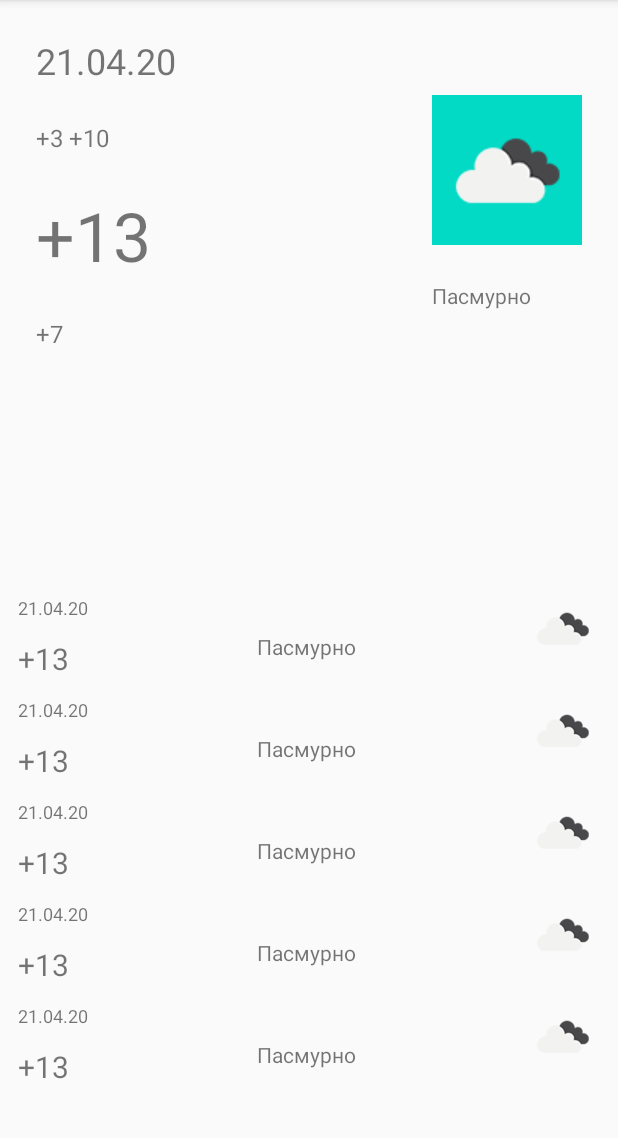
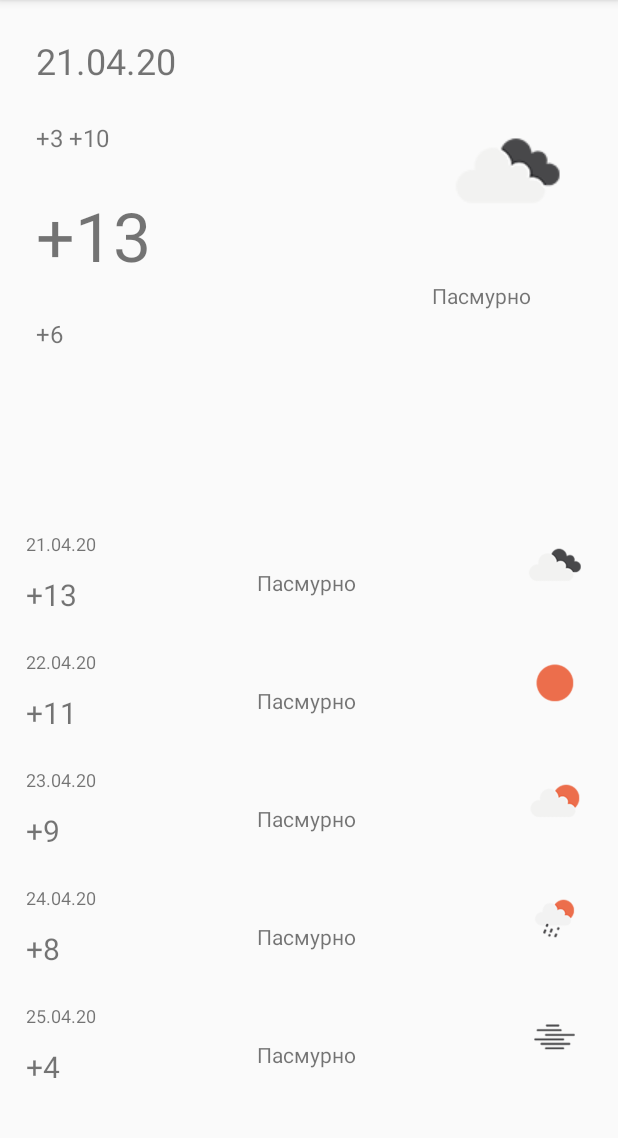
Before and after one commit to maxdexter84/LiteWeather, an Android app: the screen it shows after launch (MainActivity), on a phone screen of 412 x 824 dp, the part 84-1222 px from its top. Run offline under Robolectric (Android 15) with nearby library versions, the phone set to English and light mode, and no system bars.

Commit message:
добавил слушателя на список

```diff
--- a/app/src/main/java/com/maxdexter/liteweather/MainActivity.java
+++ b/app/src/main/java/com/maxdexter/liteweather/MainActivity.java
@@ -3,9 +3,13 @@ package com.maxdexter.liteweather;
 import androidx.appcompat.app.AppCompatActivity;
 import androidx.fragment.app.Fragment;
 import androidx.fragment.app.FragmentManager;
+import androidx.recyclerview.widget.LinearLayoutManager;
+import androidx.recyclerview.widget.RecyclerView;
 
 import android.os.Bundle;
 
+import com.maxdexter.liteweather.adapter.WeatherAdapter;
+import com.maxdexter.liteweather.data.WeatherLab;
 import com.maxdexter.liteweather.fragments.TenDaysWeather;
 import com.maxdexter.liteweather.fragments.TodayWeather;
 
@@ -18,19 +22,22 @@ public class MainActivity extends AppCompatActivity {
         setContentView(R.layout.activity_main);
 
         fragmentTransaction();
+
     }
 
-    private void fragmentTransaction() {
+    public void fragmentTransaction() {
         FragmentManager fm = getSupportFragmentManager();
         Fragment fragment = fm.findFragmentById(R.id.fragment_container_main);
         Fragment listFragment = fm.findFragmentById(R.id.fragment_container_list);
         if(fragment == null){
             fragment = new TodayWeather();
             fm.beginTransaction().add(R.id.fragment_container_main,fragment).commit();
-        }
+        }else fm.beginTransaction().replace(R.id.fragment_container_main,fragment).commit();
         if(listFragment == null){
             listFragment = new TenDaysWeather();
             fm.beginTransaction().add(R.id.fragment_container_list,listFragment).commit();
         }
     }
+
+
 }
--- a/app/src/main/java/com/maxdexter/liteweather/adapter/WeatherAdapter.java
+++ b/app/src/main/java/com/maxdexter/liteweather/adapter/WeatherAdapter.java
@@ -18,23 +18,43 @@ import java.util.List;
 import java.util.Map;
 
 public class WeatherAdapter extends RecyclerView.Adapter<WeatherAdapter.ViewHolder>{
+  private Listener mListener;
+    public interface Listener{
+        void onClick(int position);
+    }
+
+    public void setListener(Listener listener){
+        this.mListener = listener;
+    }
     private List< Weather> sWeatherList;
+
 //Создаем конструтктор адаптера, в который передаем список sWeatherList
     public WeatherAdapter(List<Weather> weatherList){
         this.sWeatherList = weatherList;
     }
     @NonNull
     @Override
-    public WeatherAdapter.ViewHolder onCreateViewHolder(@NonNull ViewGroup parent, int viewType) {
+    public ViewHolder onCreateViewHolder(@NonNull ViewGroup parent, int viewType) {
         //Подключаем представление карточки в список
         View view = LayoutInflater.from(parent.getContext()).inflate(R.layout.weather_card_item,parent,false);
+
         return new ViewHolder(view);
     }
 
     @Override
-    public void onBindViewHolder(@NonNull WeatherAdapter.ViewHolder holder, int position) {
+    public void onBindViewHolder(@NonNull ViewHolder holder, final int position) {
         Weather weather = sWeatherList.get(position);
         holder.bind(weather);
+        View view = holder.itemView;
+        view.setOnClickListener(new View.OnClickListener() {
+            @Override
+            public void onClick(View v) {
+                if(mListener != null){
+                    mListener.onClick(position);
+                }
+            }
+        });
+
     }
 
     @Override
@@ -61,4 +81,6 @@ public class WeatherAdapter extends RecyclerView.Adapter<WeatherAdapter.ViewHold
             itemImageWeather.setImageResource(weather.getImageResourceId());
         }
     }
+
+
 }
--- a/app/src/main/java/com/maxdexter/liteweather/data/WeatherLab.java
+++ b/app/src/main/java/com/maxdexter/liteweather/data/WeatherLab.java
@@ -5,6 +5,7 @@ import com.maxdexter.liteweather.R;
 import java.util.ArrayList;
 
 public class WeatherLab {
+
     private ArrayList<Weather> weatherList;
 
     public ArrayList<Weather> getWeatherList() {
@@ -13,10 +14,10 @@ public class WeatherLab {
 
     public WeatherLab(){
         weatherList = new ArrayList<>();
-        weatherList.add(new Weather("Санкт Петербург","21.04.20","+3","+10","+13","+7", R.drawable.broken_clouds,"Пасмурно"));
-        weatherList.add(new Weather("Санкт Петербург","21.04.20","+3","+10","+13","+7", R.drawable.broken_clouds,"Пасмурно"));
-        weatherList.add(new Weather("Санкт Петербург","21.04.20","+3","+10","+13","+7", R.drawable.broken_clouds,"Пасмурно"));
-        weatherList.add(new Weather("Санкт Петербург","21.04.20","+3","+10","+13","+7", R.drawable.broken_clouds,"Пасмурно"));
-        weatherList.add(new Weather("Санкт Петербург","21.04.20","+3","+10","+13","+7", R.drawable.broken_clouds,"Пасмурно"));
+        weatherList.add(new Weather("Санкт Петербург","21.04.20","+3","+10","+13","+6", R.drawable.broken_clouds,"Пасмурно"));
+        weatherList.add(new Weather("Санкт Петербург","22.04.20","+4","+3","+11","+5", R.drawable.clear_sky,"Пасмурно"));
+        weatherList.add(new Weather("Санкт Петербург","23.04.20","+6","+5","+9","+3", R.drawable.few_clouds,"Пасмурно"));
+        weatherList.add(new Weather("Санкт Петербург","24.04.20","+4","+2","+8","+4", R.drawable.rain,"Пасмурно"));
+        weatherList.add(new Weather("Санкт Петербург","25.04.20","+9","+1","+4","+6", R.drawable.mist,"Пасмурно"));
     }
 }
--- a/app/src/main/java/com/maxdexter/liteweather/fragments/TenDaysWeather.java
+++ b/app/src/main/java/com/maxdexter/liteweather/fragments/TenDaysWeather.java
@@ -3,6 +3,7 @@ package com.maxdexter.liteweather.fragments;
 import android.os.Bundle;
 
 import androidx.fragment.app.Fragment;
+import androidx.fragment.app.FragmentTransaction;
 import androidx.recyclerview.widget.LinearLayoutManager;
 import androidx.recyclerview.widget.RecyclerView;
 
@@ -19,7 +20,8 @@ import com.maxdexter.liteweather.data.WeatherLab;
  * A simple {@link Fragment} subclass.
  */
 public class TenDaysWeather extends Fragment {
-
+    private WeatherLab weatherLab;
+    private WeatherAdapter weatherAdapter;
     public TenDaysWeather() {
         // Required empty public constructor
     }
@@ -29,12 +31,27 @@ public class TenDaysWeather extends Fragment {
     public View onCreateView(LayoutInflater inflater, ViewGroup container,
                              Bundle savedInstanceState) {
         View view = inflater.inflate(R.layout.fragment_ten_days_weather, container, false);
-        WeatherLab weatherLab = new WeatherLab();
-        RecyclerView recyclerView = view.findViewById(R.id.recycler_view_ten_days_fragment_id);
-        WeatherAdapter weatherAdapter = new WeatherAdapter(weatherLab.getWeatherList());
-        recyclerView.setAdapter(weatherAdapter);
-        recyclerView.setLayoutManager(new LinearLayoutManager(getActivity()));
+        createInitAdapter(view);
+        weatherAdapter.setListener(new WeatherAdapter.Listener() {
+            @Override
+            public void onClick(int position) {
+                TodayWeather todayWeather =(TodayWeather) getFragmentManager().findFragmentById(R.id.fragment_container_main);
+                todayWeather.setContent(position);
+                FragmentTransaction ft = getFragmentManager().beginTransaction();
+                ft.replace(R.id.fragment_container_main,todayWeather).commit();
+
+
+            }
+        });
         // Inflate the layout for this fragment
         return view;
     }
+
+    private void createInitAdapter(View view) {
+        weatherLab = new WeatherLab();
+        RecyclerView recyclerView = view.findViewById(R.id.recycler_view_ten_days_fragment_id);
+        weatherAdapter = new WeatherAdapter(weatherLab.getWeatherList());
+        recyclerView.setAdapter(weatherAdapter);
+        recyclerView.setLayoutManager(new LinearLayoutManager(getActivity()));
+    }
 }
--- a/app/src/main/java/com/maxdexter/liteweather/fragments/TodayWeather.java
+++ b/app/src/main/java/com/maxdexter/liteweather/fragments/TodayWeather.java
@@ -4,6 +4,7 @@ import android.annotation.SuppressLint;
 import android.os.Bundle;
 
 import androidx.fragment.app.Fragment;
+import androidx.fragment.app.FragmentManager;
 
 import android.view.LayoutInflater;
 import android.view.View;
@@ -11,7 +12,9 @@ import android.view.ViewGroup;
 import android.widget.ImageView;
 import android.widget.TextView;
 
+import com.maxdexter.liteweather.MainActivity;
 import com.maxdexter.liteweather.R;
+import com.maxdexter.liteweather.adapter.WeatherAdapter;
 import com.maxdexter.liteweather.data.Weather;
 import com.maxdexter.liteweather.data.WeatherLab;
 
@@ -20,7 +23,9 @@ import org.w3c.dom.Text;
 /**
  * A simple {@link Fragment} subclass.
  */
-public class TodayWeather extends Fragment {
+public class TodayWeather extends Fragment{
+    WeatherLab weatherLab;
+    int defaultPosition = 0;
     private TextView mCurrentTemp;
     private TextView mFeelingTemp;
     private ImageView mImageWeather;
@@ -36,8 +41,9 @@ public class TodayWeather extends Fragment {
     public View onCreateView(LayoutInflater inflater, ViewGroup container,
                              Bundle savedInstanceState) {
       View view = inflater.inflate(R.layout.fragment_today_weather, container, false);
+        weatherLab = new WeatherLab();
         init(view);
-        setContent(0);
+        setContent(defaultPosition);
         return view;
     }
 
@@ -51,8 +57,7 @@ public class TodayWeather extends Fragment {
     }
 
     @SuppressLint("SetTextI18n")
-    private void setContent(int position){
-        WeatherLab weatherLab = new WeatherLab();
+    public void setContent(int position){
         Weather weather = weatherLab.getWeatherList().get(position);
         mCurrentTemp.setText(weather.getCurrentTemp());
         mFeelingTemp.setText(weather.getFeelingTemp());
@@ -61,4 +66,6 @@ public class TodayWeather extends Fragment {
         mDayNightTemp.setText("" + weather.getNightTemp() + " " + weather.getDayTemp());
         mWeatherDescript.setText(weather.getWeatherDescription());
     }
+
+
 }
--- a/app/src/main/res/layout/fragment_today_weather.xml
+++ b/app/src/main/res/layout/fragment_today_weather.xml
@@ -52,7 +52,6 @@
         android:layout_width="100dp"
         android:layout_height="100dp"
         android:layout_margin="24dp"
-        android:background="@color/colorAccent"
         app:layout_constraintBottom_toBottomOf="@+id/current_temp_text_view_id"
         app:layout_constraintEnd_toEndOf="parent" />
 
--- a/app/src/main/res/layout/weather_card_item.xml
+++ b/app/src/main/res/layout/weather_card_item.xml
@@ -3,6 +3,7 @@
     xmlns:android="http://schemas.android.com/apk/res/android"
     android:layout_width="match_parent"
     android:layout_height="wrap_content"
+    android:layout_margin="5dp"
     xmlns:tools="http://schemas.android.com/tools"
     xmlns:app="http://schemas.android.com/apk/res-auto">
     <TextView
```
